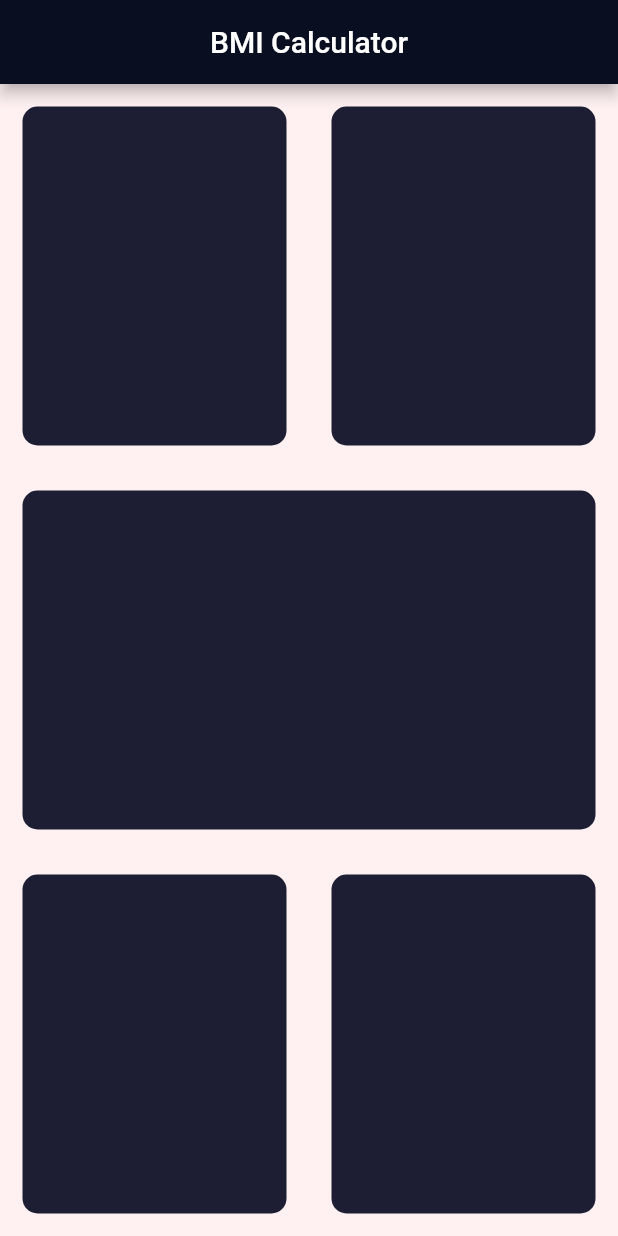
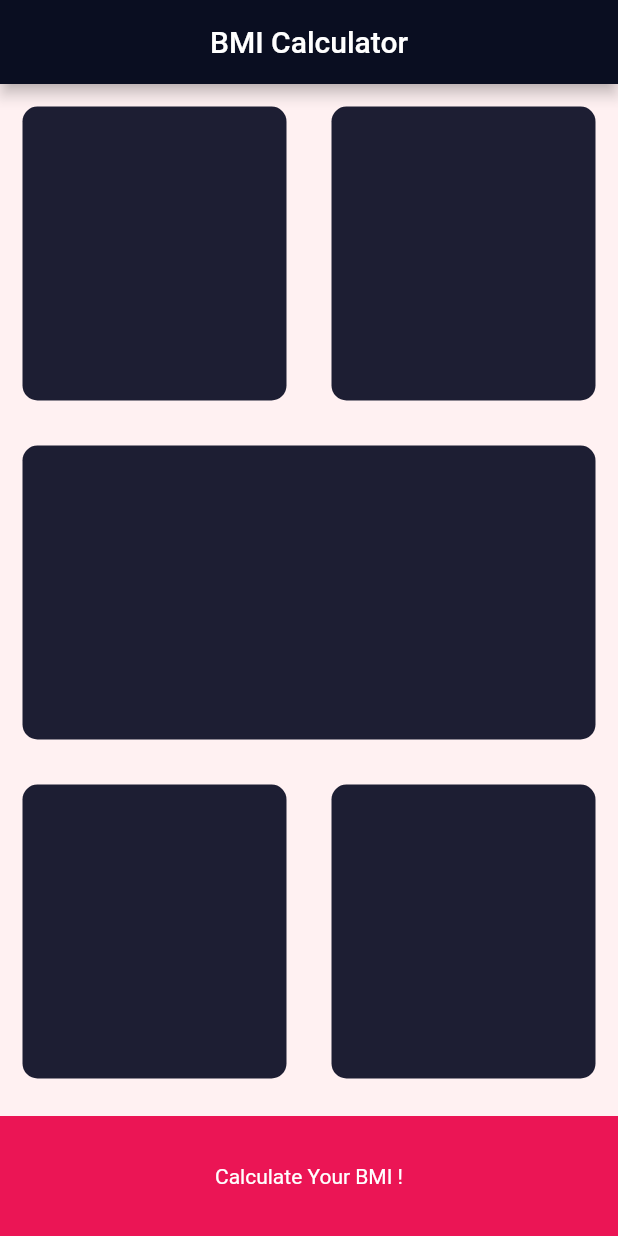
Before and after one commit to justdvnsh/BMI-Calculator, a Flutter app: the screen it shows after launch, on a phone screen of 412 x 824 dp. Run offline on Flutter 3.47's test engine with Material 2 defaults, Android fonts, the phone set to English and light mode, and no system bars.

Commit message:
added ReusableCards

```diff
--- a/lib/ReusableCard.dart
+++ b/lib/ReusableCard.dart
@@ -3,13 +3,15 @@ import 'package:flutter/material.dart';
 class ReusableCard extends StatelessWidget {
 
   final Color colour;
+  final Widget cardChild;
 
-  ReusableCard({@required this.colour});
+  ReusableCard({@required this.colour, this.cardChild});
 
   @override
   Widget build(BuildContext context) {
     return Container(
       margin: EdgeInsets.all(15.0),
+      child: cardChild,
       decoration: BoxDecoration(
         color: colour,
         borderRadius: BorderRadius.circular(10.0),
--- a/lib/input_page.dart
+++ b/lib/input_page.dart
@@ -1,6 +1,13 @@
 
 import 'package:flutter/material.dart';
 import 'ReusableCard.dart';
+
+// consts.
+// heights and widths
+const bottomButtonHeight = 80.0;
+// colors
+const primaryColor = Color(0XFF1D1E33);
+const accentColor = Color(0XFFEB1555);
 
 class InputPage extends StatefulWidget {
   @override
@@ -23,12 +30,12 @@ class _InputPageState extends State<InputPage> {
               children: <Widget>[
                 Expanded(
                   child: ReusableCard(
-                    colour: Color(0XFF1D1E33),
+                    colour: primaryColor,
                   ),
                 ),
                 Expanded(
                   child: ReusableCard(
-                    colour: Color(0XFF1D1E33),
+                    colour: primaryColor,
                   ),
                 ),
               ],
@@ -36,7 +43,7 @@ class _InputPageState extends State<InputPage> {
           ),
           Expanded(
             child: ReusableCard(
-              colour: Color(0XFF1D1E33),
+              colour: primaryColor,
             ),
           ),
           Expanded(
@@ -44,15 +51,24 @@ class _InputPageState extends State<InputPage> {
               children: <Widget>[
                 Expanded(
                   child: ReusableCard(
-                    colour: Color(0XFF1D1E33),
+                    colour: primaryColor,
                   ),
                 ),
                 Expanded(
                   child: ReusableCard(
-                    colour: Color(0XFF1D1E33),
+                    colour: primaryColor,
                   ),
                 ),
               ],
+            ),
+          ),
+          Container(
+            width: double.infinity,
+            height: bottomButtonHeight,
+            color: accentColor,
+            margin: EdgeInsets.only(top: 10.0),
+            child: Center(
+                child: Text('Calculate Your BMI !'),
             ),
           ),
         ],
--- a/pubspec.yaml
+++ b/pubspec.yaml
@@ -23,6 +23,7 @@ dependencies:
   # The following adds the Cupertino Icons font to your application.
   # Use with the CupertinoIcons class for iOS style icons.
   cupertino_icons: ^0.1.2
+  font_awesome_flutter: ^8.4.0
 
 dev_dependencies:
   flutter_test:
```
Also changed, not shown: pubspec.lock.
